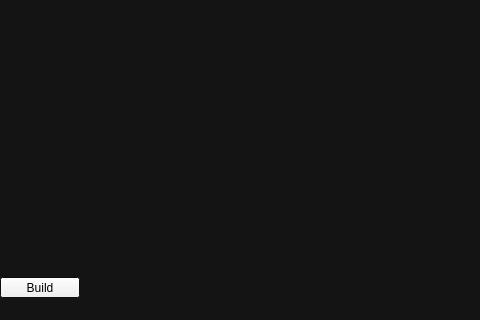
This is CoonsSurfaceConstructor/mainwindow.ui in ViktoryiaYatskova/Diploma as Qt 5 draws it before an edit; both pictures show x 0 to 480 and y 200 to 520 of the 700 by 520 pixel window. The edited form follows.
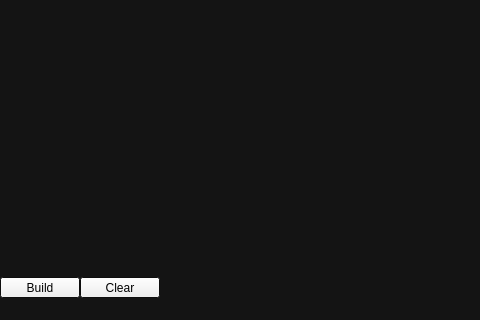
This is the edited form. Custom widgets are drawn as their Qt base class.

The edit to the form file:
```diff
--- a/CoonsSurfaceConstructor/mainwindow.ui
+++ b/CoonsSurfaceConstructor/mainwindow.ui
@@ -154,6 +154,19 @@
       <string>Build</string>
      </property>
     </widget>
+    <widget class="QPushButton" name="clearButton">
+     <property name="geometry">
+      <rect>
+       <x>80</x>
+       <y>470</y>
+       <width>80</width>
+       <height>21</height>
+      </rect>
+     </property>
+     <property name="text">
+      <string>Clear</string>
+     </property>
+    </widget>
    </widget>
   </widget>
   <widget class="QMenuBar" name="menuBar">
```
